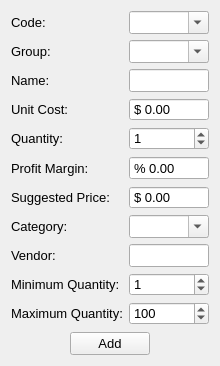
Before: the Qt Designer form gui_purchase.ui in Redent0r/Libra, drawn with Qt 5.
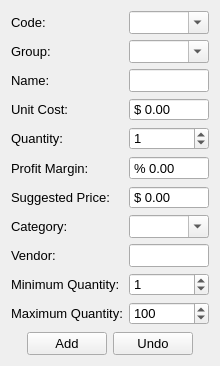
After: the same form once the commit is applied. Icons and pictures are not drawn.

Commit message: designed undo button on purchase gui

Diff of the .ui file:
```diff
--- a/gui_purchase.ui
+++ b/gui_purchase.ui
@@ -327,6 +327,16 @@
        </property>
       </widget>
      </item>
+     <item>
+      <widget class="QPushButton" name="btnUndo">
+       <property name="text">
+        <string>Undo</string>
+       </property>
+       <property name="autoDefault">
+        <bool>false</bool>
+       </property>
+      </widget>
+     </item>
      <item>
       <spacer name="horizontalSpacer_2">
        <property name="orientation">
```
The commit also changes 1 other file.
